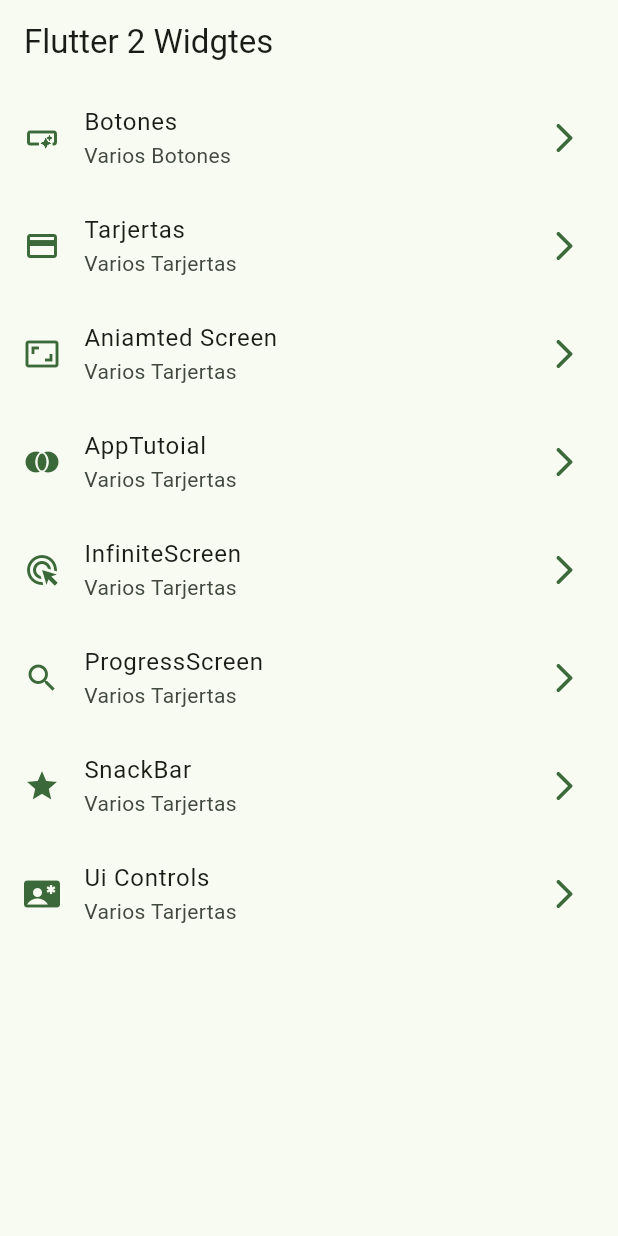
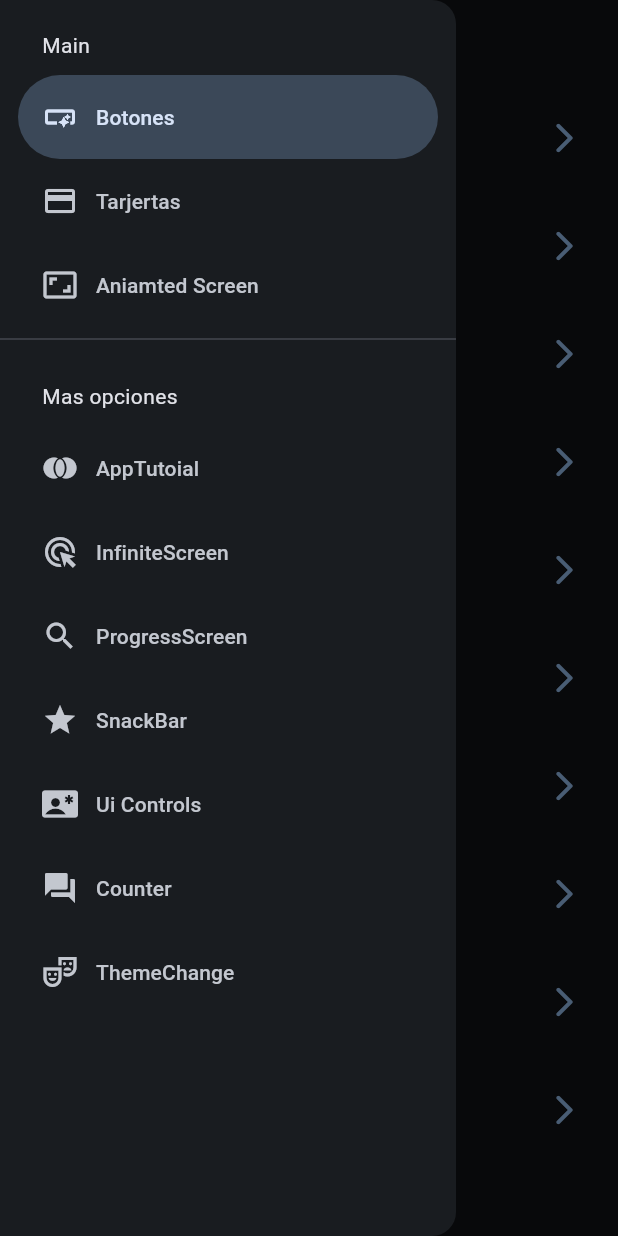
Before and after one commit to carlosdiazz/flutter_2_widgets, a Flutter app: the screen it shows after launch, with the side drawer open (before the commit the screen has no drawer), on a phone screen of 412 x 824 dp. Run offline on Flutter 3.47's test engine with Material 2 defaults, Android fonts, the light colour scheme and no system bars; our stand-ins replace animate_do, flutter_riverpod, go_router.

Commit message:
Finde la seccion 11

```diff
--- a/lib/config/menu/menu_item.dart
+++ b/lib/config/menu/menu_item.dart
@@ -65,4 +65,16 @@ const appMenuItems = <MenuItem>[
       link: "/ui",
       icon: Icons.contact_emergency,
       name: UiControlsScreen.name),
+  MenuItem(
+      title: "Counter",
+      subTitle: "Varios Tarjertas",
+      link: "/counter",
+      icon: Icons.question_answer,
+      name: CounterScreen.name),
+  MenuItem(
+      title: "ThemeChange",
+      subTitle: "Varios Tarjertas",
+      link: "/themechange",
+      icon: Icons.theater_comedy_outlined,
+      name: ThemeChangeScreen.name),
 ];
--- a/lib/config/routes/app_touter.dart
+++ b/lib/config/routes/app_touter.dart
@@ -68,5 +68,19 @@ final GoRouter appRouter = GoRouter(
         return const UiControlsScreen();
       },
     ),
+    GoRoute(
+      path: '/counter',
+      name: CounterScreen.name,
+      builder: (BuildContext context, GoRouterState state) {
+        return const CounterScreen();
+      },
+    ),
+    GoRoute(
+      path: '/themechange',
+      name: ThemeChangeScreen.name,
+      builder: (BuildContext context, GoRouterState state) {
+        return const ThemeChangeScreen();
+      },
+    ),
   ],
 );
--- a/lib/main.dart
+++ b/lib/main.dart
@@ -1,20 +1,29 @@
 import 'package:flutter/material.dart';
 import 'package:flutter_2_widgets/config/routes/app_touter.dart';
 import 'package:flutter_2_widgets/config/theme/app_theme.dart';
+import 'package:flutter_2_widgets/presentation/providers/theme_provider.dart';
+import 'package:flutter_riverpod/flutter_riverpod.dart';
 
 void main() {
-  runApp(const MainApp());
+  runApp(
+    // Adding ProviderScope enables Riverpod for the entire project
+    const ProviderScope(child: MainApp()),
+  );
 }
 
-class MainApp extends StatelessWidget {
+class MainApp extends ConsumerWidget {
   const MainApp({super.key});
 
   @override
-  Widget build(BuildContext context) {
+  Widget build(BuildContext context, ref) {
+    //final isDarMode = ref.watch(isDarkModeProvider);
+    //final selectColor = ref.watch(selectedColorProvider);
+    final appTheme = ref.watch(themeNotifierProvider);
+
     return MaterialApp.router(
         title: "Widgets App",
         routerConfig: appRouter,
         debugShowCheckedModeBanner: false,
-        theme: AppTheme(selectedColor: 2).getTheme());
+        theme: appTheme.getTheme());
   }
 }
--- /dev/null
+++ b/lib/presentation/providers/counter_provider.dart
@@ -0,0 +1,3 @@
+import 'package:flutter_riverpod/flutter_riverpod.dart';
+
+final counterProvider = StateProvider<int>((ref) => 5);
--- /dev/null
+++ b/lib/presentation/providers/theme_provider.dart
@@ -0,0 +1,28 @@
+import 'package:flutter_2_widgets/config/theme/app_theme.dart';
+import 'package:flutter_riverpod/flutter_riverpod.dart';
+
+//Bool apra saber que modo usar
+final isDarkModeProvider = StateProvider<bool>((ref) => true);
+
+//Listado de colores inmutable
+final colorListProvider = Provider((ref) => colorList);
+
+//Un simple int para saber que color elegir
+final selectedColorProvider = StateProvider((ref) => 0);
+
+//Un objecto de tipo AppTheme(custom)
+
+final themeNotifierProvider =
+    StateNotifierProvider<ThemeNotifier, AppTheme>((ref) => ThemeNotifier());
+
+class ThemeNotifier extends StateNotifier<AppTheme> {
+  ThemeNotifier() : super(AppTheme());
+
+  void toggleDarkMode() {
+    state = state.copyWith(isDarkMode: !state.isDarkMode);
+  }
+
+  void changeColorIndex(int colorIndex) {
+    state = state.copyWith(selectedColor: colorIndex);
+  }
+}
--- a/lib/presentation/screens/home_screen.dart
+++ b/lib/presentation/screens/home_screen.dart
@@ -1,6 +1,7 @@
 import 'package:flutter/material.dart';
 import 'package:flutter_2_widgets/config/menu/menu_item.dart';
-import 'package:flutter_2_widgets/presentation/screens/screen.dart';
+//import 'package:flutter_2_widgets/presentation/screens/screen.dart';
+import 'package:flutter_2_widgets/presentation/widgets/side_menu.dart';
 import 'package:go_router/go_router.dart';
 
 class HomeScreen extends StatelessWidget {
@@ -9,12 +10,16 @@ class HomeScreen extends StatelessWidget {
 
   @override
   Widget build(BuildContext context) {
+    final scaffoldkey = GlobalKey<ScaffoldState>();
     return Scaffold(
-      appBar: AppBar(
-        title: const Text("Flutter 2 Widgtes"),
-      ),
-      body: const _HomeView(),
-    );
+        key: scaffoldkey,
+        appBar: AppBar(
+          title: const Text("Flutter 2 Widgtes"),
+        ),
+        body: const _HomeView(),
+        drawer: SideMenu(
+          scaffoldkey: scaffoldkey,
+        ));
   }
 }
 
@@ -51,8 +56,8 @@ class _CustomListTitle extends StatelessWidget {
         color: colors.primary,
       ),
       onTap: () {
-        //context.push(menuItem.link);
-        context.pushNamed(menuItem.name);
+        context.push(menuItem.link);
+        //context.pushNamed(menuItem.name);
       },
     );
   }
--- a/lib/presentation/screens/screen.dart
+++ b/lib/presentation/screens/screen.dart
@@ -1,3 +1,5 @@
+export 'package:flutter_2_widgets/presentation/screens/theme_change_Screen.dart';
+export 'package:flutter_2_widgets/presentation/screens/counter_screen.dart';
 export 'package:flutter_2_widgets/presentation/screens/animated_screen.dart';
 export 'package:flutter_2_widgets/presentation/screens/app_tutorial_screen.dart';
 export 'package:flutter_2_widgets/presentation/screens/infinite_scroll_screen.dart';
--- /dev/null
+++ b/lib/presentation/widgets/side_menu.dart
@@ -0,0 +1,60 @@
+import 'package:flutter/material.dart';
+import 'package:flutter_2_widgets/config/menu/menu_item.dart';
+import 'package:go_router/go_router.dart';
+
+class SideMenu extends StatefulWidget {
+  const SideMenu({super.key, required this.scaffoldkey});
+  final GlobalKey<ScaffoldState> scaffoldkey;
+  @override
+  State<SideMenu> createState() => _SideMenuState();
+}
+
+class _SideMenuState extends State<SideMenu> {
+  int navDrawerIndex = 0;
+
+  @override
+  Widget build(BuildContext context) {
+    final hasNotch = MediaQuery.of(context).viewPadding.top > 35;
+
+    return NavigationDrawer(
+        selectedIndex: navDrawerIndex,
+        onDestinationSelected: (value) {
+          navDrawerIndex = value;
+          final menuItem = appMenuItems[value].link;
+          context.push(menuItem);
+          widget.scaffoldkey.currentState?.closeDrawer();
+          setState(() {});
+        },
+        children: [
+          Padding(
+            padding: EdgeInsets.fromLTRB(28, hasNotch ? 5 : 20, 16, 10),
+            child: const Text("Main"),
+          ),
+          //  NavigationDrawerDestination(
+          //    icon: const Icon(Icons.add),
+          //    label: const Text("Home Screen"),
+          //  ),
+          //  NavigationDrawerDestination(
+          //    icon: const Icon(Icons.add),
+          //    label: const Text("Home Screen 2"),
+          //  )
+          ...appMenuItems.sublist(0, 3).map(
+                (menuItem) => NavigationDrawerDestination(
+                  icon: Icon(menuItem.icon),
+                  label: Text(menuItem.title),
+                ),
+              ),
+          Divider(),
+          Padding(
+            padding: EdgeInsets.fromLTRB(28, hasNotch ? 5 : 20, 16, 10),
+            child: const Text("Mas opciones"),
+          ),
+          ...appMenuItems.sublist(3).map(
+                (menuItem) => NavigationDrawerDestination(
+                  icon: Icon(menuItem.icon),
+                  label: Text(menuItem.title),
+                ),
+              ),
+        ]);
+  }
+}
--- a/pubspec.yaml
+++ b/pubspec.yaml
@@ -11,6 +11,7 @@ dependencies:
     sdk: flutter
   go_router: ^9.0.0
   animate_do: ^3.0.2
+  flutter_riverpod: ^2.3.6
 
 dev_dependencies:
   flutter_test:
```
Also changed, not shown: lib/config/theme/app_theme.dart (+14 -2 lines), lib/presentation/screens/counter_screen.dart (added, +47 -0 lines), lib/presentation/screens/theme_change_screen.dart (added, +67 -0 lines), pubspec.lock.
